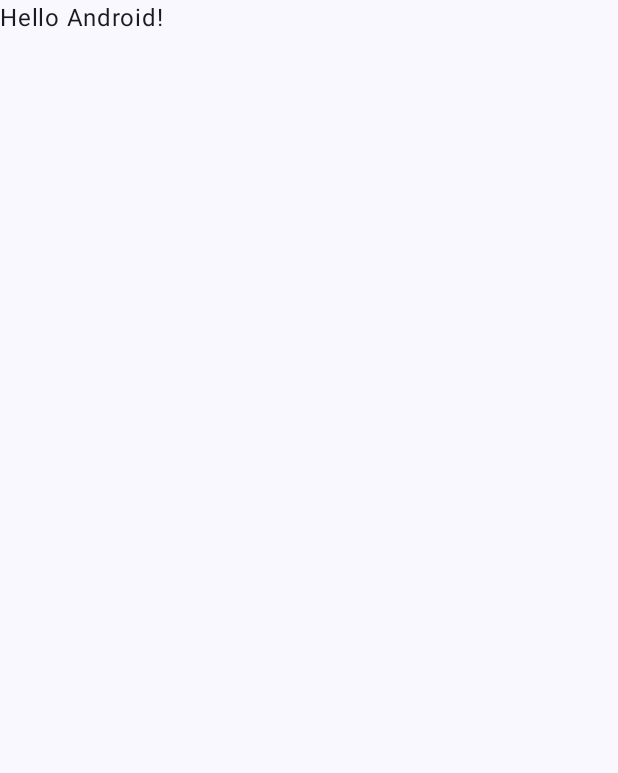
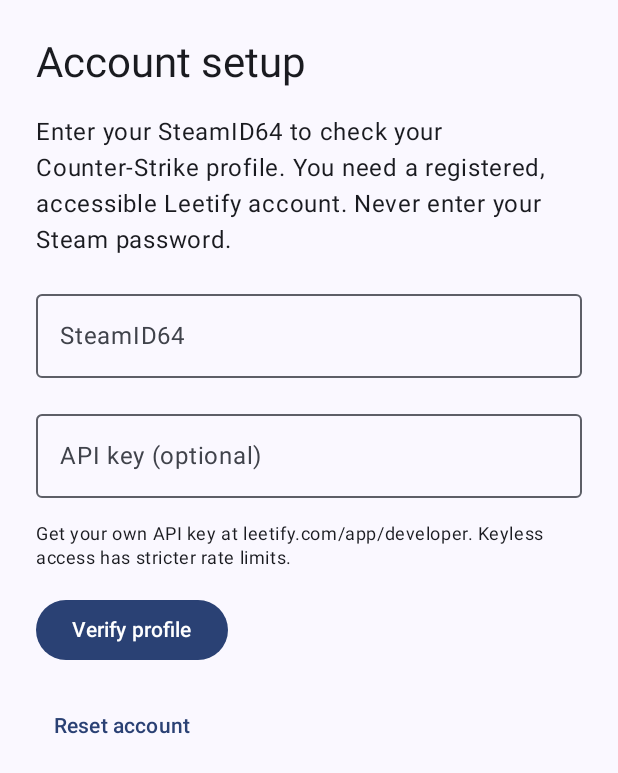
Before and after one commit to darelaj/leetify-widget, an Android app built with Jetpack Compose: the screen it shows after launch (MainActivity), on a phone screen of 412 x 824 dp. Before the commit the part shown is almost empty. Shown: the top 773 px of the screen. Run offline under Robolectric (Android 15) with nearby library versions, the phone set to English and light mode, and no system bars.

Commit message:
feat: add account verification and setup screen

```diff
--- a/app/src/main/java/id/my/chromazone/leetify_widget/MainActivity.kt
+++ b/app/src/main/java/id/my/chromazone/leetify_widget/MainActivity.kt
@@ -7,21 +7,34 @@ import androidx.activity.enableEdgeToEdge
 import androidx.compose.foundation.layout.fillMaxSize
 import androidx.compose.foundation.layout.padding
 import androidx.compose.material3.Scaffold
-import androidx.compose.material3.Text
-import androidx.compose.runtime.Composable
+import androidx.compose.runtime.collectAsState
+import androidx.compose.runtime.getValue
 import androidx.compose.ui.Modifier
-import androidx.compose.ui.tooling.preview.Preview
+import androidx.lifecycle.ViewModelProvider
+import androidx.lifecycle.viewmodel.initializer
+import androidx.lifecycle.viewmodel.viewModelFactory
+import id.my.chromazone.leetify_widget.data.LeetifyApi
+import id.my.chromazone.leetify_widget.ui.AccountScreen
+import id.my.chromazone.leetify_widget.ui.AccountViewModel
 import id.my.chromazone.leetify_widget.ui.theme.LeetifywidgetTheme
 
 class MainActivity : ComponentActivity() {
     override fun onCreate(savedInstanceState: Bundle?) {
         super.onCreate(savedInstanceState)
         enableEdgeToEdge()
+        val model = ViewModelProvider(this, viewModelFactory {
+            initializer { AccountViewModel(LeetifyApi()) }
+        })[AccountViewModel::class.java]
         setContent {
             LeetifywidgetTheme {
                 Scaffold(modifier = Modifier.fillMaxSize()) { innerPadding ->
-                    Greeting(
-                        name = "Android",
+                    val state by model.state.collectAsState()
+                    AccountScreen(
+                        state = state,
+                        onSteamId = model::editSteamId,
+                        onApiKey = model::editApiKey,
+                        onVerify = model::verify,
+                        onReset = model::reset,
                         modifier = Modifier.padding(innerPadding)
                     )
                 }
@@ -29,19 +42,3 @@ class MainActivity : ComponentActivity() {
         }
     }
 }
-
-@Composable
-fun Greeting(name: String, modifier: Modifier = Modifier) {
-    Text(
-        text = "Hello $name!",
-        modifier = modifier
-    )
-}
-
-@Preview(showBackground = true)
-@Composable
-fun GreetingPreview() {
-    LeetifywidgetTheme {
-        Greeting("Android")
-    }
-}
--- /dev/null
+++ b/app/src/main/java/id/my/chromazone/leetify_widget/ui/AccountScreen.kt
@@ -0,0 +1,72 @@
+package id.my.chromazone.leetify_widget.ui
+
+import androidx.compose.foundation.layout.Arrangement
+import androidx.compose.foundation.layout.Column
+import androidx.compose.foundation.layout.fillMaxWidth
+import androidx.compose.foundation.layout.padding
+import androidx.compose.foundation.rememberScrollState
+import androidx.compose.foundation.text.KeyboardOptions
+import androidx.compose.foundation.verticalScroll
+import androidx.compose.material3.Button
+import androidx.compose.material3.CircularProgressIndicator
+import androidx.compose.material3.MaterialTheme
+import androidx.compose.material3.OutlinedTextField
+import androidx.compose.material3.Text
+import androidx.compose.material3.TextButton
+import androidx.compose.runtime.Composable
+import androidx.compose.ui.Modifier
+import androidx.compose.ui.res.stringResource
+import androidx.compose.ui.semantics.LiveRegionMode
+import androidx.compose.ui.semantics.liveRegion
+import androidx.compose.ui.semantics.semantics
+import androidx.compose.ui.text.input.KeyboardType
+import androidx.compose.ui.text.input.PasswordVisualTransformation
+import androidx.compose.ui.unit.dp
+import id.my.chromazone.leetify_widget.R
+
+@Composable
+internal fun AccountScreen(
+    state: AccountState,
+    onSteamId: (String) -> Unit,
+    onApiKey: (String) -> Unit,
+    onVerify: () -> Unit,
+    onReset: () -> Unit,
+    modifier: Modifier = Modifier,
+) {
+    Column(modifier.verticalScroll(rememberScrollState()).padding(24.dp),
+        verticalArrangement = Arrangement.spacedBy(16.dp)) {
+        Text(stringResource(R.string.account_title), style = MaterialTheme.typography.headlineMedium)
+        Text(stringResource(R.string.account_intro))
+        OutlinedTextField(value = state.steamId, onValueChange = onSteamId,
+            label = { Text(stringResource(R.string.steam_id)) }, singleLine = true,
+            keyboardOptions = KeyboardOptions(keyboardType = KeyboardType.Number),
+            isError = state.message == AccountMessage.INVALID_ID, modifier = Modifier.fillMaxWidth())
+        OutlinedTextField(value = state.apiKey, onValueChange = onApiKey,
+            label = { Text(stringResource(R.string.api_key)) }, singleLine = true,
+            visualTransformation = PasswordVisualTransformation(),
+            keyboardOptions = KeyboardOptions(keyboardType = KeyboardType.Password, autoCorrectEnabled = false),
+            isError = state.message == AccountMessage.INVALID_KEY_FORMAT, modifier = Modifier.fillMaxWidth())
+        Text(stringResource(R.string.key_help), style = MaterialTheme.typography.bodySmall)
+        Button(onClick = onVerify, enabled = !state.busy) { Text(stringResource(R.string.verify_profile)) }
+        if (state.busy) CircularProgressIndicator()
+        state.message?.let { message ->
+            Text(stringResource(message.textResource()), modifier = Modifier.semantics { liveRegion = LiveRegionMode.Polite })
+        }
+        TextButton(onClick = onReset) { Text(stringResource(R.string.reset_account)) }
+    }
+}
+
+private fun AccountMessage.textResource(): Int = when (this) {
+    AccountMessage.VERIFIED -> R.string.account_verified
+    AccountMessage.INVALID_ID -> R.string.invalid_steam_id
+    AccountMessage.INVALID_KEY_FORMAT -> R.string.invalid_key_format
+    AccountMessage.UNAUTHORIZED -> R.string.unauthorized
+    AccountMessage.ACCESS_DENIED -> R.string.access_denied
+    AccountMessage.UNAVAILABLE -> R.string.profile_unavailable
+    AccountMessage.RATE_LIMITED -> R.string.rate_limited
+    AccountMessage.SERVER -> R.string.server_failure
+    AccountMessage.NETWORK -> R.string.network_failure
+    AccountMessage.TIMEOUT -> R.string.request_timeout
+    AccountMessage.INVALID_RESPONSE -> R.string.invalid_response
+    AccountMessage.HTTP_ERROR -> R.string.http_failure
+}
--- a/app/src/main/res/values/strings.xml
+++ b/app/src/main/res/values/strings.xml
@@ -1,3 +1,22 @@
 <resources>
     <string name="app_name">leetify-widget</string>
+    <string name="account_title">Account setup</string>
+    <string name="account_intro">Enter your SteamID64 to check your Counter-Strike profile. You need a registered, accessible Leetify account. Never enter your Steam password.</string>
+    <string name="steam_id">SteamID64</string>
+    <string name="api_key">API key (optional)</string>
+    <string name="key_help">Get your own API key at leetify.com/app/developer. Keyless access has stricter rate limits.</string>
+    <string name="verify_profile">Verify profile</string>
+    <string name="reset_account">Reset account</string>
+    <string name="account_verified">Profile verified.</string>
+    <string name="invalid_steam_id">Enter exactly 17 digits for SteamID64.</string>
+    <string name="invalid_key_format">The API key contains invalid characters or whitespace.</string>
+    <string name="unauthorized">Access was not authorized. Check or replace your API key.</string>
+    <string name="access_denied">Leetify denied access to this profile.</string>
+    <string name="profile_unavailable">This profile is unavailable. Check the ID, registration, and privacy settings.</string>
+    <string name="rate_limited">Too many requests. Wait before verifying again.</string>
+    <string name="server_failure">Leetify is temporarily unavailable. Try again later.</string>
+    <string name="network_failure">Could not connect. Check your connection and try again.</string>
+    <string name="request_timeout">The request timed out. Try again.</string>
+    <string name="invalid_response">The profile response could not be read.</string>
+    <string name="http_failure">The request failed. Try again later.</string>
 </resources>
```
Also changed, not shown: app/src/main/java/id/my/chromazone/leetify_widget/ui/AccountViewModel.kt (added, +89 -0 lines), 1 other file.
